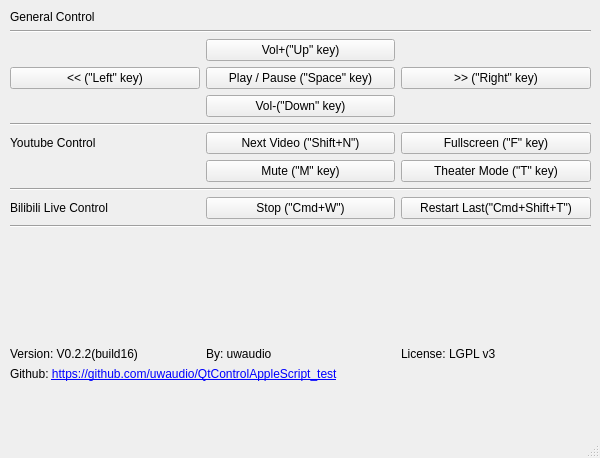
The window that mainwindow.ui (uwaudio/SHT_ChromePlayerRemoter) describes before a commit, drawn with Qt 5.
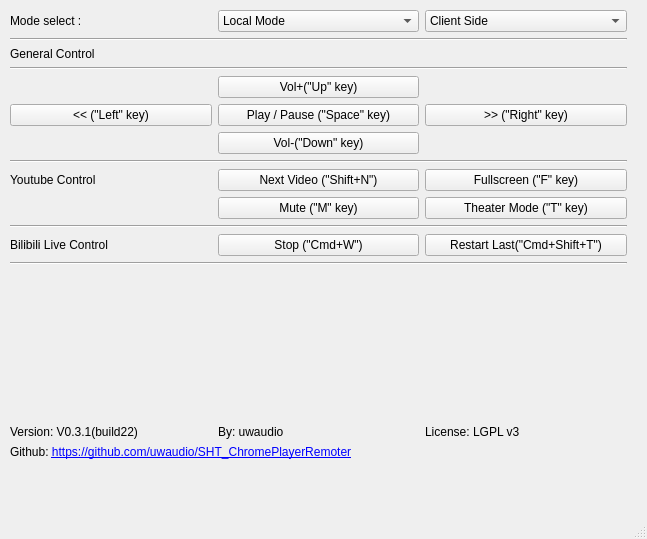
The same window after the commit.

What changed in the file:
```diff
--- a/mainwindow.ui
+++ b/mainwindow.ui
@@ -6,8 +6,8 @@
    <rect>
     <x>0</x>
     <y>0</y>
-    <width>600</width>
-    <height>458</height>
+    <width>647</width>
+    <height>539</height>
    </rect>
   </property>
   <property name="windowTitle">
@@ -22,19 +22,26 @@
      <rect>
       <x>10</x>
       <y>10</y>
-      <width>581</width>
-      <height>371</height>
+      <width>617</width>
+      <height>449</height>
      </rect>
     </property>
     <layout class="QGridLayout" name="mailGridLayout">
-     <item row="2" column="2">
-      <widget class="QPushButton" name="btn_up">
-       <property name="text">
-        <string>Vol+(&quot;Up&quot; key)</string>
-       </property>
-      </widget>
-     </item>
      <item row="6" column="1">
+      <widget class="QPushButton" name="btn_left">
+       <property name="text">
+        <string>&lt;&lt; (&quot;Left&quot; key)</string>
+       </property>
+      </widget>
+     </item>
+     <item row="1" column="1">
+      <widget class="QLabel" name="lb_modeSelect">
+       <property name="text">
+        <string>Mode select :</string>
+       </property>
+      </widget>
+     </item>
+     <item row="9" column="1">
       <widget class="QLabel" name="lb_youtube">
        <property name="maximumSize">
         <size>
@@ -47,54 +54,28 @@
        </property>
       </widget>
      </item>
-     <item row="0" column="1">
-      <widget class="QLabel" name="lb_general">
-       <property name="maximumSize">
-        <size>
-         <width>16777215</width>
-         <height>19</height>
-        </size>
+     <item row="10" column="3">
+      <widget class="QPushButton" name="btn_y2b_theater">
+       <property name="text">
+        <string>Theater Mode (&quot;T&quot; key)</string>
        </property>
+      </widget>
+     </item>
+     <item row="9" column="2">
+      <widget class="QPushButton" name="btn_y2b_nextVideo">
        <property name="text">
-        <string>General Control</string>
+        <string>Next Video (&quot;Shift+N&quot;)</string>
        </property>
       </widget>
      </item>
-     <item row="1" column="1" colspan="3">
+     <item row="4" column="1" colspan="3">
       <widget class="Line" name="line_2">
        <property name="orientation">
         <enum>Qt::Horizontal</enum>
        </property>
       </widget>
      </item>
-     <item row="4" column="2">
-      <widget class="QPushButton" name="btn_down">
-       <property name="text">
-        <string>Vol-(&quot;Down&quot; key)</string>
-       </property>
-      </widget>
-     </item>
-     <item row="11" column="1">
-      <spacer name="verticalSpacer">
-       <property name="orientation">
-        <enum>Qt::Vertical</enum>
-       </property>
-       <property name="sizeHint" stdset="0">
-        <size>
-         <width>20</width>
-         <height>40</height>
-        </size>
-       </property>
-      </spacer>
-     </item>
-     <item row="3" column="1">
-      <widget class="QPushButton" name="btn_left">
-       <property name="text">
-        <string>&lt;&lt; (&quot;Left&quot; key)</string>
-       </property>
-      </widget>
-     </item>
-     <item row="12" column="2">
+     <item row="15" column="2">
       <widget class="QLabel" name="lb_copyright">
        <property name="text">
         <string>By: uwaudio</string>
@@ -110,99 +91,130 @@
        </property>
       </widget>
      </item>
-     <item row="3" column="2">
-      <widget class="QPushButton" name="btn_playPause">
-       <property name="text">
-        <string>Play / Pause (&quot;Space&quot; key)</string>
+     <item row="1" column="2">
+      <widget class="QComboBox" name="cBox_modeSelect">
+       <property name="currentIndex">
+        <number>1</number>
        </property>
+       <item>
+        <property name="text">
+         <string>Remote Mode</string>
+        </property>
+       </item>
+       <item>
+        <property name="text">
+         <string>Local Mode</string>
+        </property>
+       </item>
       </widget>
      </item>
-     <item row="7" column="3">
-      <widget class="QPushButton" name="btn_y2b_theater">
+     <item row="3" column="1">
+      <widget class="QLabel" name="lb_general">
+       <property name="maximumSize">
+        <size>
+         <width>16777215</width>
+         <height>19</height>
+        </size>
+       </property>
        <property name="text">
-        <string>Theater Mode (&quot;T&quot; key)</string>
+        <string>General Control</string>
        </property>
       </widget>
      </item>
-     <item row="7" column="2">
+     <item row="10" column="2">
       <widget class="QPushButton" name="btn_y2b_mute">
        <property name="text">
         <string>Mute (&quot;M&quot; key)</string>
        </property>
       </widget>
      </item>
-     <item row="6" column="3">
+     <item row="1" column="3">
+      <widget class="QComboBox" name="cBox_nodeSelect">
+       <item>
+        <property name="text">
+         <string>Client Side</string>
+        </property>
+       </item>
+       <item>
+        <property name="text">
+         <string>Server Side</string>
+        </property>
+       </item>
+      </widget>
+     </item>
+     <item row="12" column="3">
+      <widget class="QPushButton" name="btn_bLive_restartLast">
+       <property name="text">
+        <string>Restart Last(&quot;Cmd+Shift+T&quot;)</string>
+       </property>
+      </widget>
+     </item>
+     <item row="5" column="2">
+      <widget class="QPushButton" name="btn_up">
+       <property name="text">
+        <string>Vol+(&quot;Up&quot; key)</string>
+       </property>
+      </widget>
+     </item>
+     <item row="13" column="1" colspan="3">
+      <widget class="Line" name="line_4">
+       <property name="orientation">
+        <enum>Qt::Horizontal</enum>
+       </property>
+      </widget>
+     </item>
+     <item row="15" column="1">
+      <widget class="QLabel" name="lb_version">
+       <property name="text">
+        <string>Version: V0.3.1(build22)</string>
+       </property>
+       <property name="textFormat">
+        <enum>Qt::RichText</enum>
+       </property>
+       <property name="openExternalLinks">
+        <bool>true</bool>
+       </property>
+       <property name="textInteractionFlags">
+        <set>Qt::TextBrowserInteraction</set>
+       </property>
+      </widget>
+     </item>
+     <item row="12" column="2">
+      <widget class="QPushButton" name="btn_bLive_stopLive">
+       <property name="text">
+        <string>Stop (&quot;Cmd+W&quot;)</string>
+       </property>
+      </widget>
+     </item>
+     <item row="9" column="3">
       <widget class="QPushButton" name="btn_y2b_fullscreen">
        <property name="text">
         <string>Fullscreen (&quot;F&quot; key)</string>
        </property>
       </widget>
      </item>
-     <item row="6" column="2">
-      <widget class="QPushButton" name="btn_y2b_nextVideo">
-       <property name="text">
-        <string>Next Video (&quot;Shift+N&quot;)</string>
-       </property>
-      </widget>
-     </item>
-     <item row="5" column="1" colspan="3">
-      <widget class="Line" name="line">
-       <property name="orientation">
-        <enum>Qt::Horizontal</enum>
-       </property>
-      </widget>
-     </item>
-     <item row="12" column="3">
+     <item row="15" column="3">
       <widget class="QLabel" name="lb_license">
        <property name="text">
         <string>License: LGPL v3</string>
        </property>
       </widget>
      </item>
-     <item row="13" column="1" colspan="3">
-      <widget class="QLabel" name="lb_github">
-       <property name="text">
-        <string>Github: &lt;a href=&quot;https://github.com/uwaudio/QtControlAppleScript_test&quot;&gt;https://github.com/uwaudio/QtControlAppleScript_test&lt;/a&gt;</string>
-       </property>
-       <property name="openExternalLinks">
-        <bool>true</bool>
-       </property>
-       <property name="textInteractionFlags">
-        <set>Qt::TextBrowserInteraction</set>
-       </property>
-      </widget>
-     </item>
-     <item row="3" column="3">
+     <item row="6" column="3">
       <widget class="QPushButton" name="btn_right">
        <property name="text">
         <string>&gt;&gt; (&quot;Right&quot; key)</string>
        </property>
       </widget>
      </item>
-     <item row="12" column="1">
-      <widget class="QLabel" name="lb_version">
-       <property name="text">
-        <string>Version: V0.2.2(build16)</string>
-       </property>
-       <property name="textFormat">
-        <enum>Qt::RichText</enum>
-       </property>
-       <property name="openExternalLinks">
-        <bool>true</bool>
-       </property>
-       <property name="textInteractionFlags">
-        <set>Qt::TextBrowserInteraction</set>
-       </property>
-      </widget>
-     </item>
-     <item row="8" column="1" colspan="3">
+     <item row="11" column="1" colspan="3">
       <widget class="Line" name="line_3">
        <property name="orientation">
         <enum>Qt::Horizontal</enum>
        </property>
       </widget>
      </item>
-     <item row="9" column="1">
+     <item row="12" column="1">
       <widget class="QLabel" name="lb_youtube_2">
        <property name="maximumSize">
         <size>
@@ -215,27 +227,54 @@
        </property>
       </widget>
      </item>
-     <item row="9" column="2">
-      <widget class="QPushButton" name="btn_bLive_stopLive">
+     <item row="16" column="1" colspan="3">
+      <widget class="QLabel" name="lb_github">
        <property name="text">
-        <string>Stop (&quot;Cmd+W&quot;)</string>
+        <string>Github: &lt;a href=&quot;https://github.com/uwaudio/SHT_ChromePlayerRemoter&quot;&gt;https://github.com/uwaudio/SHT_ChromePlayerRemoter&lt;/a&gt;</string>
        </property>
       </widget>
      </item>
-     <item row="9" column="3">
-      <widget class="QPushButton" name="btn_bLive_restartLast">
+     <item row="8" column="1" colspan="3">
+      <widget class="Line" name="line">
+       <property name="orientation">
+        <enum>Qt::Horizontal</enum>
+       </property>
+      </widget>
+     </item>
+     <item row="6" column="2">
+      <widget class="QPushButton" name="btn_playPause">
        <property name="text">
-        <string>Restart Last(&quot;Cmd+Shift+T&quot;)</string>
+        <string>Play / Pause (&quot;Space&quot; key)</string>
        </property>
       </widget>
      </item>
-     <item row="10" column="1" colspan="3">
-      <widget class="Line" name="line_4">
+     <item row="2" column="1" colspan="3">
+      <widget class="Line" name="line_5">
        <property name="orientation">
         <enum>Qt::Horizontal</enum>
        </property>
       </widget>
      </item>
+     <item row="14" column="1">
+      <spacer name="verticalSpacer">
+       <property name="orientation">
+        <enum>Qt::Vertical</enum>
+       </property>
+       <property name="sizeHint" stdset="0">
+        <size>
+         <width>20</width>
+         <height>40</height>
+        </size>
+       </property>
+      </spacer>
+     </item>
+     <item row="7" column="2">
+      <widget class="QPushButton" name="btn_down">
+       <property name="text">
+        <string>Vol-(&quot;Down&quot; key)</string>
+       </property>
+      </widget>
+     </item>
     </layout>
    </widget>
   </widget>
```
Left out of the diff: 8 changed lines with no effect on the pictures.
